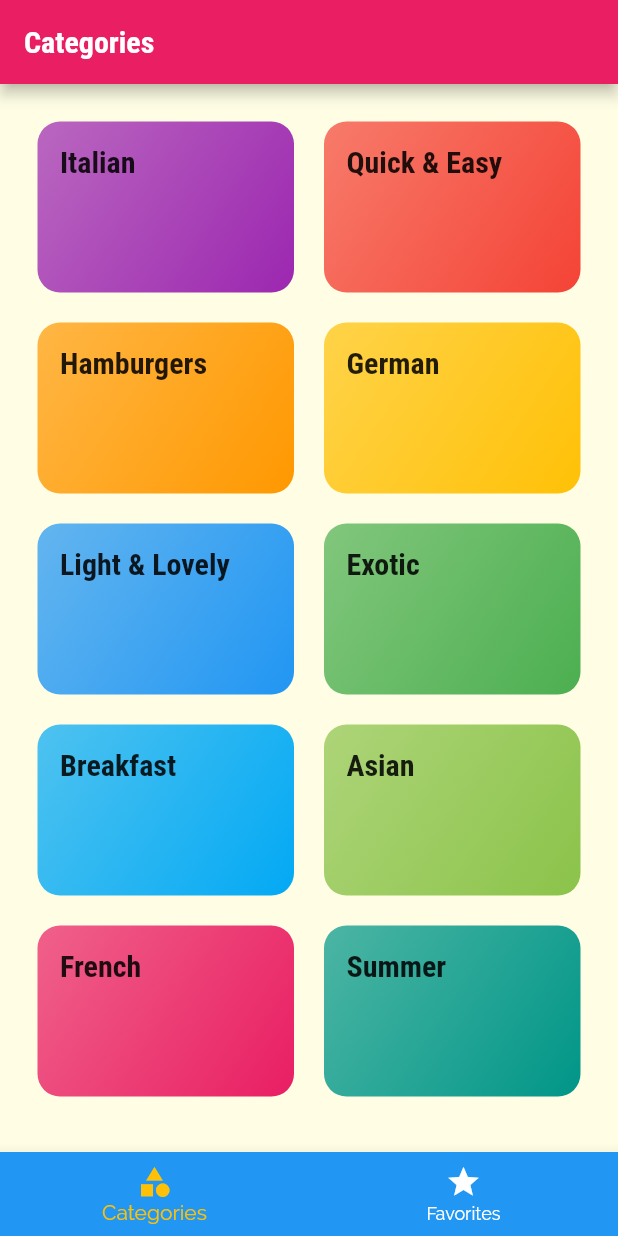
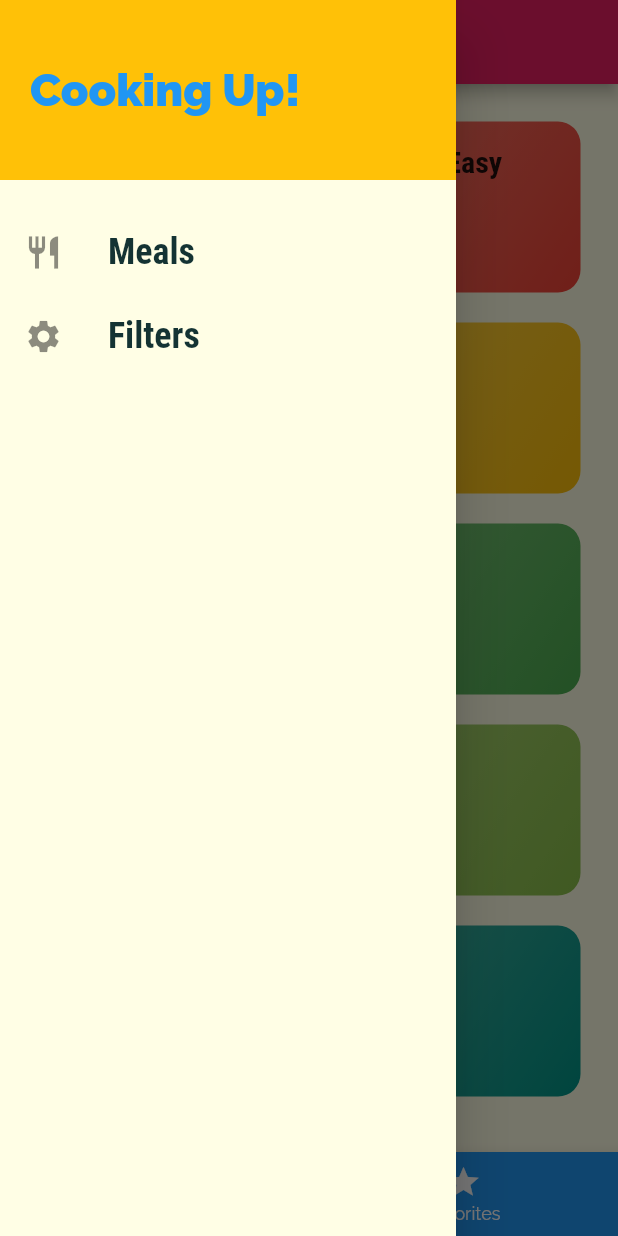
Before and after one commit to vicky5243/meals, a Flutter app: the screen it shows after launch, with the side drawer open (before the commit the screen has no drawer), on a phone screen of 412 x 824 dp. Run offline on Flutter 3.47's test engine with Material 2 defaults, Android fonts, the phone set to English and light mode, and no system bars.

Commit message:
Add a custom drawer

```diff
--- a/lib/screens/tabs_screen.dart
+++ b/lib/screens/tabs_screen.dart
@@ -1,5 +1,6 @@
 import 'package:flutter/material.dart';
 
+import '../widgets/main_drawer.dart';
 import './favorites_screen.dart';
 import './categories_screen.dart';
 
@@ -30,6 +31,7 @@ class _TabsScreenState extends State<TabsScreen> {
       appBar: AppBar(
         title: Text(_pages[_selectedPageIndex]['title']),
       ),
+      drawer: const MainDrawer(),
       body: _pages[_selectedPageIndex]['page'],
       bottomNavigationBar: BottomNavigationBar(
         backgroundColor: Theme.of(context).primaryColor,
--- /dev/null
+++ b/lib/widgets/main_drawer.dart
@@ -0,0 +1,55 @@
+import 'package:flutter/material.dart';
+
+class MainDrawer extends StatelessWidget {
+  const MainDrawer({super.key});
+
+  Widget buildListTile(String title, IconData icon) {
+    return ListTile(
+      leading: Icon(
+        icon,
+        size: 26,
+      ),
+      title: Text(
+        title,
+        style: const TextStyle(
+          fontFamily: 'RobotoCondensed',
+          fontSize: 24,
+          fontWeight: FontWeight.bold,
+        ),
+      ),
+      onTap: () {
+        // ...
+      },
+    );
+  }
+
+  @override
+  Widget build(BuildContext context) {
+    return Drawer(
+      child: Column(
+        children: [
+          Container(
+            height: 120,
+            width: double.infinity,
+            padding: const EdgeInsets.all(20),
+            alignment: Alignment.centerLeft,
+            color: Theme.of(context).colorScheme.secondary,
+            child: Text(
+              'Cooking Up!',
+              style: TextStyle(
+                fontWeight: FontWeight.w900,
+                fontSize: 30,
+                color: Theme.of(context).primaryColor,
+              ),
+            ),
+          ),
+          const SizedBox(
+            height: 20,
+          ),
+          buildListTile('Meals', Icons.restaurant),
+          buildListTile('Filters', Icons.settings),
+        ],
+      ),
+    );
+  }
+}
```
